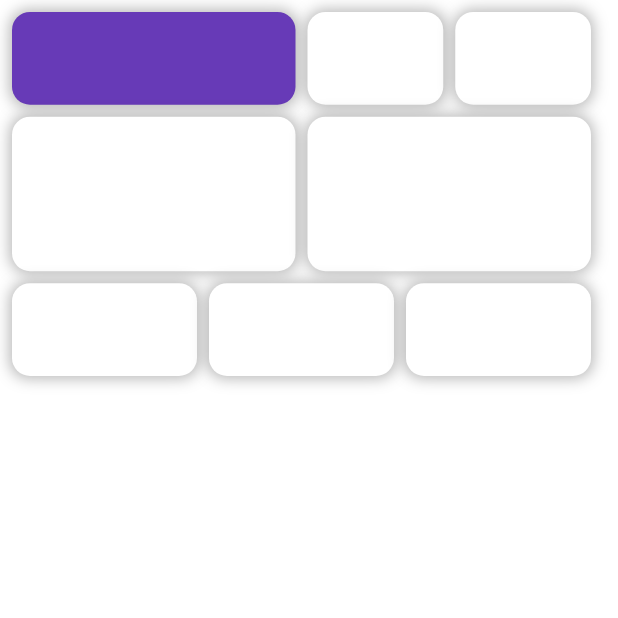
After one commit to m6474n/dashboard, a Flutter app: the Home screen opened directly, on a phone screen of 412 x 824 dp, the top half of it. The commit adds this screen. Run offline on Flutter 3.47's test engine with Material 3 defaults, Android fonts, the phone set to English and light mode, and no system bars; our stand-ins replace firebase_auth, firebase_core, flutter_easyloading, fluttertoast, get, google_fonts and 1 more; accounts and stored records are empty.

Commit message:
Home page design updated

```diff
--- /dev/null
+++ b/lib/Components/CardContainer.dart
@@ -0,0 +1,32 @@
+import 'package:flutter/material.dart';
+
+class CustomCard extends StatelessWidget {
+  final double height;
+  final Widget? child;
+  final Color? bgColor;
+  const CustomCard(
+      {super.key,
+       this.child,
+       this.bgColor = Colors.white,
+      required this.height,
+     });
+
+  @override
+  Widget build(BuildContext context) {
+    return Padding(
+                padding: const EdgeInsets.only(left:8.0),
+                child: Container(height: height,
+
+                decoration: BoxDecoration(color: bgColor,
+                borderRadius: BorderRadius.circular(12),
+                 boxShadow: [BoxShadow(
+                  color: Colors.black38.withOpacity(0.3),
+                  offset: Offset(0.2, 0.2),
+                  spreadRadius: 1,
+                  blurRadius: 8
+                )]),
+                child: child,
+                ),
+              );
+  }
+}
--- a/lib/Components/CustomInputField.dart
+++ b/lib/Components/CustomInputField.dart
@@ -16,12 +16,16 @@ class CustomInputField extends StatelessWidget {
     return TextFormField(
       controller: controller,
       focusNode: focusNode,
+               style: GoogleFonts.poppins(
+           fontSize: 14, letterSpacing: 1),
       decoration: InputDecoration(
           hintText: label,
           hintStyle: GoogleFonts.poppins(
-              color: Colors.grey, fontSize: 16, letterSpacing: 1),
+              color: Colors.grey, fontSize: 14, letterSpacing: 1),
           filled: true,
           fillColor: Colors.grey.shade200,
+                    contentPadding: EdgeInsets.symmetric(vertical: 1 ,horizontal: 16),
+
           border: OutlineInputBorder(
               borderSide: BorderSide.none,
               borderRadius: BorderRadius.circular(6))),
--- a/lib/Components/EmailField.dart
+++ b/lib/Components/EmailField.dart
@@ -16,12 +16,16 @@ class EmailField extends StatelessWidget {
     return TextFormField(
       controller: controller,
       focusNode: focusNode,
+      style: GoogleFonts.poppins(
+             fontSize: 14, letterSpacing: 1),
       decoration: InputDecoration(
           hintText: label,
           hintStyle: GoogleFonts.poppins(
-              color: Colors.grey, fontSize: 16, letterSpacing: 1),
+              color: Colors.grey, fontSize: 14, letterSpacing: 1),
           filled: true,
+
           fillColor: Colors.grey.shade200,
+          contentPadding: EdgeInsets.symmetric(vertical: 1 ,horizontal: 16),
           border: OutlineInputBorder(
               borderSide: BorderSide.none,
               borderRadius: BorderRadius.circular(6))),
--- a/lib/Components/PasswordField.dart
+++ b/lib/Components/PasswordField.dart
@@ -25,6 +25,8 @@ class _PasswordFieldState extends State<PasswordField> {
       controller: widget.controller,
       focusNode: widget.focusNode,
       obscureText: obscure,
+               style: GoogleFonts.poppins(
+            fontSize: 14, letterSpacing: 1),
       decoration: InputDecoration(
           suffixIcon: IconButton(
             icon: Icon(
@@ -36,8 +38,10 @@ class _PasswordFieldState extends State<PasswordField> {
             },
           ),
           hintText: widget.label,
+                    contentPadding: EdgeInsets.symmetric(vertical: 1 ,horizontal: 16),
+
           hintStyle: GoogleFonts.poppins(
-              color: Colors.grey, fontSize: 16, letterSpacing: 1),
+              color: Colors.grey, fontSize: 14, letterSpacing: 1),
           filled: true,
           fillColor: Colors.grey.shade200,
           border: OutlineInputBorder(
--- a/lib/Components/PhoneField.dart
+++ b/lib/Components/PhoneField.dart
@@ -22,12 +22,16 @@ class _PhoneFieldState extends State<PhoneField> {
       controller: widget.controller,
       focusNode: widget.focusNode,
       keyboardType: TextInputType.phone,
+   style:    GoogleFonts.poppins(
+       fontSize: 14, letterSpacing: 1),
       decoration: InputDecoration(
           hintText: widget.label,
           hintStyle: GoogleFonts.poppins(
-              color: Colors.grey, fontSize: 16, letterSpacing: 1),
+              color: Colors.grey, fontSize: 14, letterSpacing: 1),
           filled: true,
           fillColor: Colors.grey.shade200,
+                    contentPadding: EdgeInsets.symmetric(vertical: 1 ,horizontal: 16),
+
           border: OutlineInputBorder(
               borderSide: BorderSide.none,
               borderRadius: BorderRadius.circular(6))),
--- a/lib/Controllers/dashboardController.dart
+++ b/lib/Controllers/dashboardController.dart
@@ -1,3 +1,4 @@
+import 'package:dashboard/Screens/tabs/Home.dart';
 import 'package:flutter/material.dart';
 import 'package:get/get.dart';
 
@@ -12,6 +13,11 @@ class DashboardController extends GetxController {
     pageController = PageController();
   }
 
+  List<Widget> tabs = [
+Home(),
+
+
+  ];
   changePage(String page) {
     pageController.animateToPage(
         page == "Home"
--- a/lib/Screens/AuthenticationPage.dart
+++ b/lib/Screens/AuthenticationPage.dart
@@ -5,7 +5,6 @@ import 'package:dashboard/Components/PasswordField.dart';
 import 'package:dashboard/Components/RegisterForm.dart';
 import 'package:dashboard/Controllers/AuthController.dart';
 import 'package:flutter/material.dart';
-import 'package:flutter/widgets.dart';
 import 'package:get/get.dart';
 import 'package:google_fonts/google_fonts.dart';
 
--- /dev/null
+++ b/lib/Screens/tabs/Home.dart
@@ -0,0 +1,78 @@
+import 'package:dashboard/Components/CardContainer.dart';
+import 'package:flutter/material.dart';
+
+class Home extends StatefulWidget {
+  const Home({super.key});
+
+  @override
+  State<Home> createState() => _HomeState();
+}
+
+class _HomeState extends State<Home> {
+  @override
+  Widget build(BuildContext context) {
+    var _height = MediaQuery.of(context).size.height;
+    var _width = MediaQuery.of(context).size.width;
+    return Scaffold(
+      backgroundColor: Colors.transparent,
+      body: SingleChildScrollView(
+        child: Container(
+          // decoration: BoxDecoration(color: Colors.white,),
+          child: Column(
+            crossAxisAlignment: CrossAxisAlignment.center,
+            mainAxisAlignment: MainAxisAlignment.start,
+
+            children: [
+
+            Padding(
+              padding: const EdgeInsets.only(top: 8.0, right: 18),
+              child: Row(
+              mainAxisAlignment: MainAxisAlignment.center,
+                crossAxisAlignment: CrossAxisAlignment.center,
+                children: [
+                  Expanded(
+                    flex: 2,
+                    child: CustomCard(height: _width*0.15,bgColor: Colors.deepPurple,)),
+                  Expanded(flex: 1,
+                  child: CustomCard(height: _width*0.15)),
+                  Expanded(
+                    flex: 1,
+                    child: CustomCard(height: _width*0.15))
+
+              ]),
+            ),   Padding(
+              padding: const EdgeInsets.only(top: 8.0, right: 18),
+              child: Row(
+              mainAxisAlignment: MainAxisAlignment.center,
+                crossAxisAlignment: CrossAxisAlignment.center,
+                children: [
+
+                  Expanded(flex: 1,
+                  child: CustomCard(height: _width*0.25)),
+                  Expanded(
+                    flex: 1,
+                    child: CustomCard(height: _width*0.25))
+
+              ]),
+            ),  Padding(
+              padding: const EdgeInsets.only(top: 8.0, right: 18),
+              child: Row(
+              mainAxisAlignment: MainAxisAlignment.center,
+                crossAxisAlignment: CrossAxisAlignment.center,
+                children: [
+                  Expanded(
+                    flex: 1,
+                    child: CustomCard(height: _width*0.15,)),
+                  Expanded(flex: 1,
+                  child: CustomCard(height: _width*0.15)),
+                  Expanded(
+                    flex: 1,
+                    child: CustomCard(height: _width*0.15))
+
+              ]),
+            )
+          ],)),
+      ),
+    );
+  }
+}
--- a/pubspec.yaml
+++ b/pubspec.yaml
@@ -49,6 +49,7 @@ dependencies:
   sqflite: ^2.3.3+1
   fluttertoast: ^8.2.5
   flutter_easyloading: ^3.0.5
+  fl_chart: ^0.68.0
 
 
 dev_dependencies:
```
Also changed, not shown: lib/Components/CustomAppbar.dart (+12 -13 lines), lib/Components/CustomButton.dart (+4 -7 lines), lib/Components/LoginForm.dart (+12 -29 lines), lib/Components/RegisterForm.dart (+20 -16 lines), lib/Components/sideBar.dart (+7 -4 lines), lib/Screens/Dashboard.dart (+4 -23 lines), pubspec.lock.
